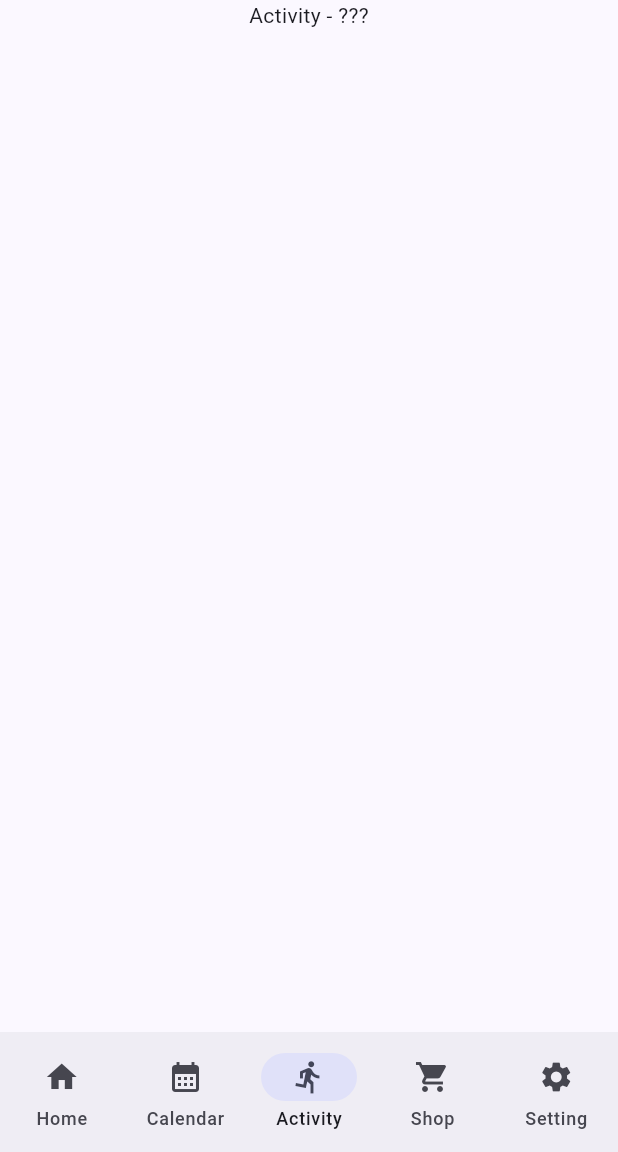
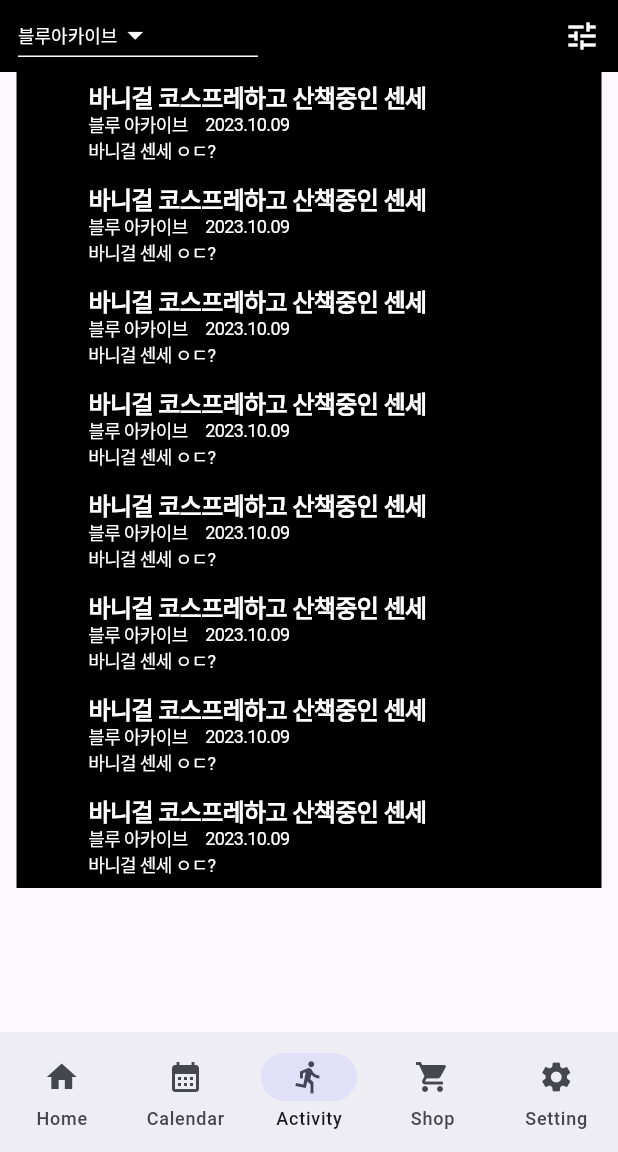
Before and after one commit to MinorFlow/gravitas_app, a Flutter app: the screen it shows after launch, swiped to page 3, on a phone screen of 412 x 824 dp, the part 84-1236 px from its top. Run offline on Flutter 3.47's test engine with Material 2 defaults, Android fonts, the phone set to English and light mode, and no system bars; Roboto replaces fonts that are missing (Kaisei HarunoUmi).

Commit message:
feat(UI) : add UI Components

```diff
--- a/lib/activity/pages/activity_page.dart
+++ b/lib/activity/pages/activity_page.dart
@@ -1,4 +1,6 @@
 import 'package:flutter/material.dart';
+import 'package:gravitas_app/activity/widgets/activity_tuple.dart';
+import 'package:gravitas_app/activity/widgets/activity_dropdown.dart';
 
 class ActivityPage extends StatefulWidget {
   const ActivityPage({super.key});
@@ -7,19 +9,52 @@ class ActivityPage extends StatefulWidget {
   State<ActivityPage> createState() => _ActivityPageState();
 }
 
-class _ActivityPageState extends State<ActivityPage> with AutomaticKeepAliveClientMixin {
-
+class _ActivityPageState extends State<ActivityPage>
+    with AutomaticKeepAliveClientMixin {
   @override
   bool get wantKeepAlive => true;
 
   @override
   Widget build(BuildContext context) {
     super.build(context);
-    return const Column(
+    return Column(
       children: [
-        Text('Activity - ???')
+        Container(
+          height: 48,
+          color: Colors.black,
+          child: Row(
+            children: <Widget>[
+              const SizedBox(
+                width: 12,
+              ),
+              const Widget090(),
+              const Expanded(
+                child: SizedBox(width: double.maxFinite),
+              ),
+              IconButton(
+                icon: const Icon(Icons.tune),
+                color: Colors.white,
+                iconSize: 24,
+                onPressed: () {
+                  setState(() {});
+                },
+              ),
+            ],
+          ),
+        ),
+        const Column(
+          children: <Widget>[
+            ActivityTuple(),
+            ActivityTuple(),
+            ActivityTuple(),
+            ActivityTuple(),
+            ActivityTuple(),
+            ActivityTuple(),
+            ActivityTuple(),
+            ActivityTuple(),
+          ],
+        ),
       ],
     );
   }
-
 }
--- /dev/null
+++ b/lib/activity/widgets/activity_dropdown.dart
@@ -0,0 +1,61 @@
+import 'package:flutter/material.dart';
+
+class Widget090 extends StatefulWidget {
+  const Widget090({Key? key}) : super(key: key);
+
+  @override
+  State<Widget090> createState() => _Widget090State();
+}
+
+class _Widget090State extends State<Widget090> {
+  String dropdownValue = 'One';
+  @override
+  Widget build(BuildContext context) {
+    return Center(
+      child: Container(
+        width: 160,
+        height: 28,
+        decoration: const BoxDecoration(
+          border: Border(
+            bottom: BorderSide(
+              color: Colors.white,
+              width: 1,
+            ),
+          ),
+        ),
+        child: DropdownButton<String>(
+          value: dropdownValue,
+          style: const TextStyle(
+            fontSize: 12,
+            color: Colors.white,
+          ),
+          onChanged: (String? newValue) {
+            setState(() {
+              dropdownValue = newValue!;
+            });
+          },
+          items: const [
+            DropdownMenuItem<String>(
+              value: 'One',
+              child: Text('블루아카이브'),
+            ),
+            DropdownMenuItem<String>(
+              value: 'Two',
+              child: Text('인디게임'),
+            ),
+            DropdownMenuItem<String>(
+              value: 'Three',
+              child: Text('번지점프'),
+            ),
+          ],
+          icon: const Icon(
+            Icons.arrow_drop_down,
+            color: Colors.white,
+          ),
+          underline: const SizedBox.shrink(),
+          dropdownColor: Colors.black,
+        ),
+      ),
+    );
+  }
+}
--- /dev/null
+++ b/lib/activity/widgets/activity_tuple.dart
@@ -0,0 +1,142 @@
+import 'package:flutter/material.dart';
+
+enum Tag { none, posting, commant, reply, notice }
+
+class ActivityTuple extends StatefulWidget {
+  const ActivityTuple({Key? key}) : super(key: key);
+
+  @override
+  State<ActivityTuple> createState() => _ActivityTupleState();
+}
+
+class _ActivityTupleState extends State<ActivityTuple> {
+  String title = "";
+  String planet = '블루 아카이브!';
+  String content = "바니걸 센세 ㅇㄷ";
+  int year = 0;
+  int month = 0;
+  int dat = 0;
+  Tag postTag = Tag.none;
+
+  bool isReply = false;
+
+  @override
+  Widget build(BuildContext context) {
+    return Container(
+      width: 390,
+      height: 68,
+      padding: const EdgeInsets.only(right: 108),
+      decoration: BoxDecoration(color: Colors.black),
+      child: Row(
+        mainAxisSize: MainAxisSize.min,
+        mainAxisAlignment: MainAxisAlignment.start,
+        crossAxisAlignment: CrossAxisAlignment.start,
+        children: [
+          Container(
+            height: 68,
+            padding: const EdgeInsets.only(top: 22, left: 16, bottom: 22),
+            clipBehavior: Clip.antiAlias,
+            decoration: BoxDecoration(),
+            child: Column(
+              mainAxisSize: MainAxisSize.min,
+              mainAxisAlignment: MainAxisAlignment.center,
+              crossAxisAlignment: CrossAxisAlignment.center,
+              children: [
+                Container(
+                  width: 24,
+                  height: 24,
+                  clipBehavior: Clip.antiAlias,
+                  decoration: BoxDecoration(),
+                  child: const Column(
+                    mainAxisSize: MainAxisSize.min,
+                    mainAxisAlignment: MainAxisAlignment.start,
+                    crossAxisAlignment: CrossAxisAlignment.start,
+                  ),
+                ),
+              ],
+            ),
+          ),
+          Expanded(
+            child: Container(
+              padding: const EdgeInsets.all(8),
+              child: Column(
+                mainAxisSize: MainAxisSize.min,
+                mainAxisAlignment: MainAxisAlignment.start,
+                crossAxisAlignment: CrossAxisAlignment.start,
+                children: [
+                  const Text(
+                    '바니걸 코스프레하고 산책중인 센세',
+                    textAlign: TextAlign.center,
+                    style: TextStyle(
+                      color: Colors.white,
+                      fontSize: 16,
+                      fontFamily: 'Kaisei HarunoUmi',
+                      fontWeight: FontWeight.w700,
+                      height: 1.0, // 조정된 줄 간격
+                      letterSpacing: -0.41,
+                    ),
+                  ),
+                  const SizedBox(height: 4),
+                  Row(
+                    mainAxisSize: MainAxisSize.min,
+                    mainAxisAlignment: MainAxisAlignment.start,
+                    children: [
+                      Expanded(
+                        child: Text(
+                          '블루 아카이브',
+                          overflow:
+                              TextOverflow.ellipsis, // 길이가 초과될 경우 생략 후 점 표시
+                          maxLines: 1,
+                          textAlign: TextAlign.start,
+                          style: const TextStyle(
+                            color: Colors.white,
+                            fontSize: 12,
+                            fontFamily: 'Kaisei HarunoUmi',
+                            fontWeight: FontWeight.w400,
+                            height: 1.0, // 조정된 줄 간격
+                            letterSpacing: -0.41,
+                          ),
+                        ),
+                      ),
+                      const SizedBox(width: 4),
+                      Expanded(
+                        child: Text(
+                          '2023.10.09',
+                          textAlign: TextAlign.start,
+                          style: const TextStyle(
+                            color: Colors.white,
+                            fontSize: 12,
+                            fontFamily: 'Kaisei HarunoUmi',
+                            fontWeight: FontWeight.w400,
+                            height: 1.0, // 조정된 줄 간격
+                            letterSpacing: -0.41,
+                          ),
+                        ),
+                      ),
+                      Expanded(
+                        child: SizedBox(width: double.maxFinite),
+                      ),
+                    ],
+                  ),
+                  const SizedBox(height: 4),
+                  Text(
+                    '바니걸 센세 ㅇㄷ?',
+                    textAlign: TextAlign.start,
+                    style: TextStyle(
+                      color: Colors.white,
+                      fontSize: 12,
+                      fontFamily: 'Kaisei HarunoUmi',
+                      fontWeight: FontWeight.w400,
+                      height: 1.0, // 조정된 줄 간격
+                      letterSpacing: -0.41,
+                    ),
+                  ),
+                ],
+              ),
+            ),
+          ),
+        ],
+      ),
+    );
+  }
+}
```
